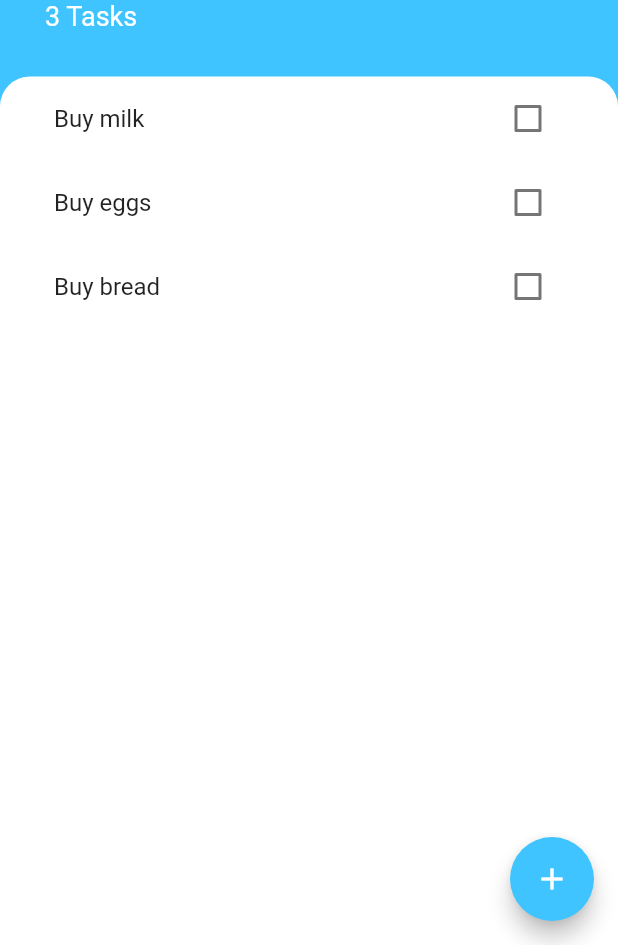
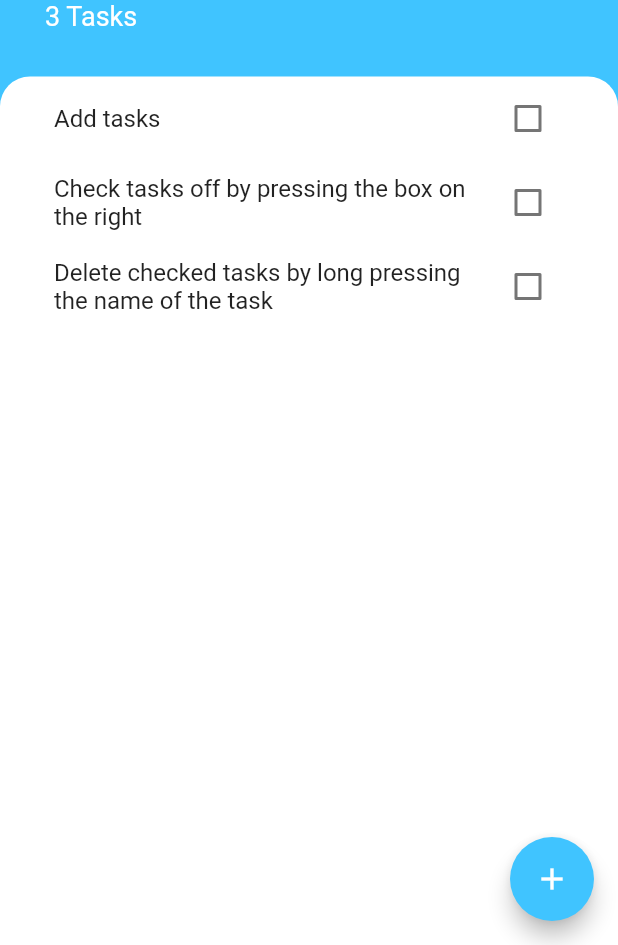
Before and after one commit to stsitdikov/todoey_flutter, a Flutter app: the screen it shows after launch, on a phone screen of 412 x 824 dp, the part 291-1236 px from its top. Run offline on Flutter 3.47's test engine with Material 2 defaults, Android fonts, the phone set to English and light mode, and no system bars.

Commit message:
all done!

```diff
--- a/lib/models/task_data.dart
+++ b/lib/models/task_data.dart
@@ -4,9 +4,9 @@ import 'dart:collection';
 
 class TaskData extends ChangeNotifier {
   List<Task> _tasks = [
-    Task(name: 'Buy milk'),
-    Task(name: 'Buy eggs'),
-    Task(name: 'Buy bread'),
+    Task(name: 'Add tasks'),
+    Task(name: 'Check tasks off by pressing the box on the right'),
+    Task(name: 'Delete checked tasks by long pressing the name of the task'),
   ];
 
   int get taskCount {
@@ -26,4 +26,11 @@ class TaskData extends ChangeNotifier {
     task.toggleDone();
     notifyListeners();
   }
+
+  void deleteTask(int index) {
+    if (_tasks[index].isDone == true) {
+      _tasks.removeAt(index);
+      notifyListeners();
+    }
+  }
 }
--- a/lib/widgets/task_tile.dart
+++ b/lib/widgets/task_tile.dart
@@ -4,16 +4,19 @@ class TaskTile extends StatelessWidget {
   final bool isChecked;
   final String taskTitle;
   final Function checkboxCallback;
+  final Function onLongPress;
 
   TaskTile({
     this.isChecked,
     this.taskTitle,
     this.checkboxCallback,
+    this.onLongPress,
   });
 
   @override
   Widget build(BuildContext context) {
     return ListTile(
+      onLongPress: onLongPress,
       title: Text(
         taskTitle,
         style: TextStyle(
--- a/lib/widgets/tasks_list.dart
+++ b/lib/widgets/tasks_list.dart
@@ -12,12 +12,14 @@ class TasksList extends StatelessWidget {
           itemBuilder: (context, index) {
             final task = taskData.tasks[index];
             return TaskTile(
-              taskTitle: task.name,
-              isChecked: task.isDone,
-              checkboxCallback: (_) {
-                taskData.updateTask(task);
-              },
-            );
+                taskTitle: task.name,
+                isChecked: task.isDone,
+                checkboxCallback: (_) {
+                  taskData.updateTask(task);
+                },
+                onLongPress: () {
+                  taskData.deleteTask(index);
+                });
           },
           itemCount: taskData.taskCount,
         );
```
